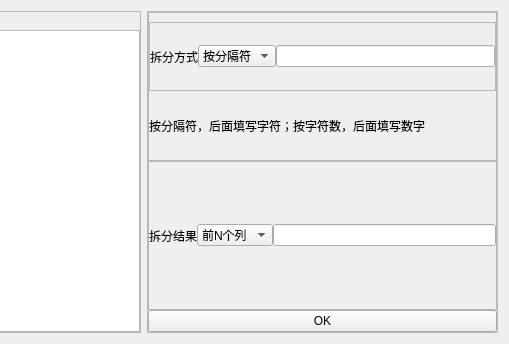
The window that SciTools2/popup/clean/uipy/split_column.ui (xihuyu20000/learn-python) describes before a commit, drawn with Qt 5; both pictures show x 222 to 731 and y 0 to 344 of the 731 by 344 pixel window.
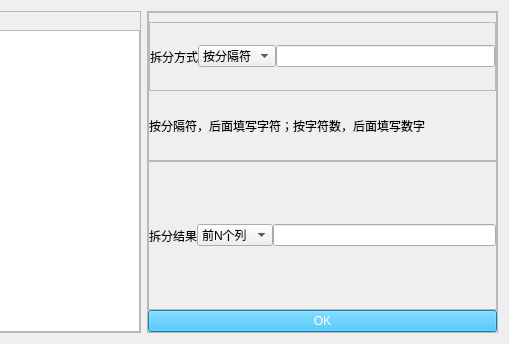
The same window after the commit.

```diff
--- a/SciTools2/popup/clean/uipy/split_column.ui
+++ b/SciTools2/popup/clean/uipy/split_column.ui
@@ -210,6 +210,9 @@
       </item>
       <item>
        <widget class="QPushButton" name="pushButton">
+        <property name="styleSheet">
+         <string notr="true">color: rgb(255, 255, 255); background-color: rgb(28, 177, 245);</string>
+        </property>
         <property name="text">
          <string>OK</string>
         </property>
```
